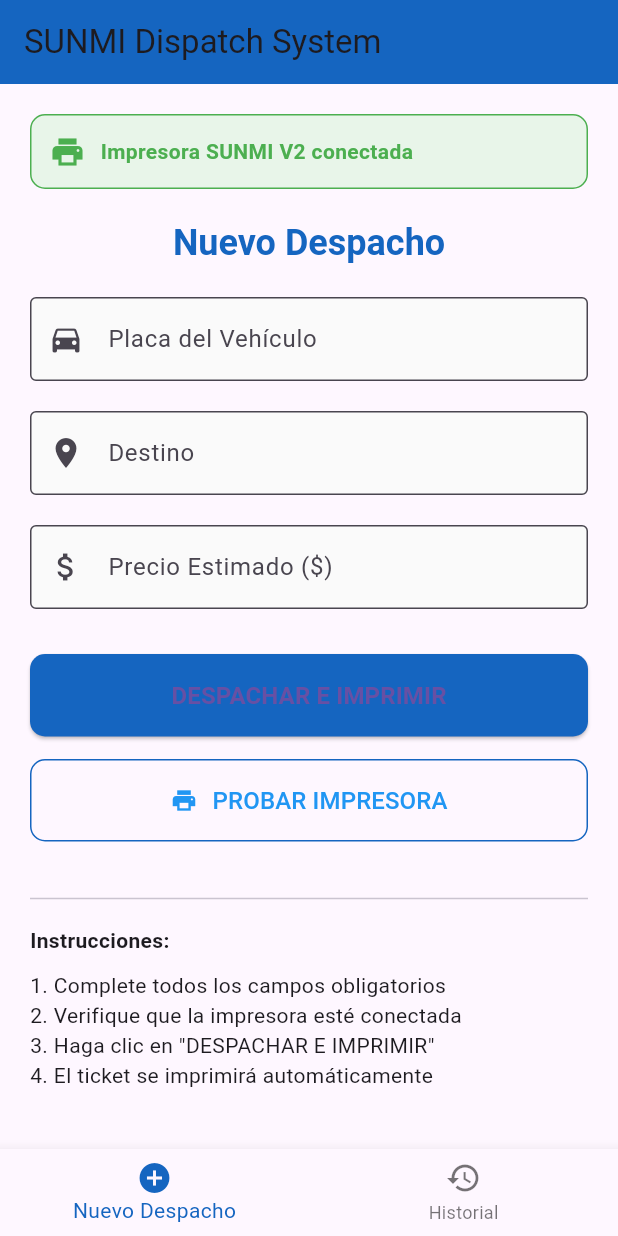
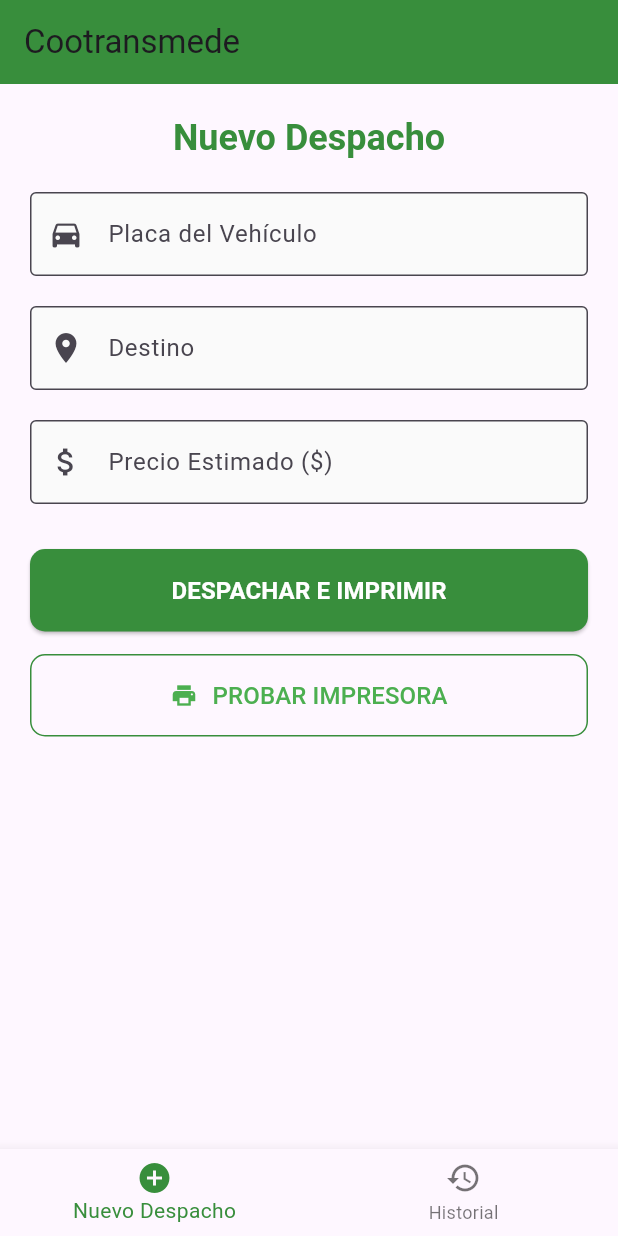
Before and after one commit to Jhoncampo/impresion-ticket, a Flutter app: the screen it shows after launch, on a phone screen of 412 x 824 dp. Run offline on Flutter 3.47's test engine with Material 3 defaults, Android fonts, the phone set to English and light mode, and no system bars; our stand-ins replace sqflite; missing offline and left inert: sunmi_printer_plus; accounts and stored records are empty.

Commit message:
Modificando estilos de impresión

```diff
--- a/lib/screens/dispatch_form_screen.dart
+++ b/lib/screens/dispatch_form_screen.dart
@@ -137,50 +137,50 @@
           crossAxisAlignment: CrossAxisAlignment.stretch,
           children: [
             // Estado de la impresora
-            Container(
-              padding: const EdgeInsets.all(12),
-              margin: const EdgeInsets.only(bottom: 20),
-              decoration: BoxDecoration(
-                color: _printerConnected ? Colors.green[50] : Colors.red[50],
-                borderRadius: BorderRadius.circular(10),
-                border: Border.all(
-                  color: _printerConnected ? Colors.green : Colors.red,
-                  width: 1,
-                ),
-              ),
-              child: Row(
-                children: [
-                  Icon(
-                    _printerConnected ? Icons.print : Icons.print_disabled,
-                    color: _printerConnected ? Colors.green : Colors.red,
-                  ),
-                  const SizedBox(width: 10),
-                  Expanded(
-                    child: Text(
-                      _printerConnected
-                          ? 'Impresora SUNMI V2 conectada'
-                          : 'Impresora no disponible',
-                      style: TextStyle(
-                        color: _printerConnected ? Colors.green : Colors.red,
-                        fontWeight: FontWeight.bold,
-                      ),
-                    ),
-                  ),
-                  if (!_printerConnected)
-                    TextButton(
-                      onPressed: _checkPrinterConnection,
-                      child: const Text('Reintentar'),
-                    ),
-                ],
-              ),
-            ),
+            // Container(
+            //   padding: const EdgeInsets.all(12),
+            //   margin: const EdgeInsets.only(bottom: 20),
+            //   decoration: BoxDecoration(
+            //     color: _printerConnected ? Colors.green[50] : Colors.red[50],
+            //     borderRadius: BorderRadius.circular(10),
+            //     border: Border.all(
+            //       color: _printerConnected ? Colors.green : Colors.red,
+            //       width: 1,
+            //     ),
+            //   ),
+            //   child: Row(
+            //     children: [
+            //       Icon(
+            //         _printerConnected ? Icons.print : Icons.print_disabled,
+            //         color: _printerConnected ? Colors.green : Colors.red,
+            //       ),
+            //       const SizedBox(width: 10),
+            //       Expanded(
+            //         child: Text(
+            //           _printerConnected
+            //               ? 'Impresora SUNMI V2 conectada'
+            //               : 'Impresora no disponible',
+            //           style: TextStyle(
+            //             color: _printerConnected ? Colors.green : Colors.red,
+            //             fontWeight: FontWeight.bold,
+            //           ),
+            //         ),
+            //       ),
+            //       if (!_printerConnected)
+            //         TextButton(
+            //           onPressed: _checkPrinterConnection,
+            //           child: const Text('Reintentar'),
+            //         ),
+            //     ],
+            //   ),
+            // ),
 
             // Título
             Text(
               'Nuevo Despacho',
               style: Theme.of(context).textTheme.headlineSmall?.copyWith(
                     fontWeight: FontWeight.bold,
-                    color: Colors.blue[800],
+                    color: Colors.green[700],
                   ),
               textAlign: TextAlign.center,
             ),
@@ -256,7 +256,7 @@
             ElevatedButton(
               onPressed: _isLoading ? null : _submitDispatch,
               style: ElevatedButton.styleFrom(
-                backgroundColor: Colors.blue[800],
+                backgroundColor: Colors.green[700],
                 padding: const EdgeInsets.symmetric(vertical: 16),
                 shape: RoundedRectangleBorder(
                   borderRadius: BorderRadius.circular(10),
@@ -276,6 +276,7 @@
                       style: TextStyle(
                         fontSize: 16,
                         fontWeight: FontWeight.bold,
+                        color: Colors.white
                       ),
                     ),
             ),
@@ -286,7 +287,7 @@
               onPressed: _testPrinter,
               style: OutlinedButton.styleFrom(
                 padding: const EdgeInsets.symmetric(vertical: 16),
-                side: BorderSide(color: Colors.blue[800]!),
+                side: BorderSide(color: Colors.green[700]!),
                 shape: RoundedRectangleBorder(
                   borderRadius: BorderRadius.circular(10),
                 ),
@@ -294,13 +295,13 @@
               child: const Row(
                 mainAxisAlignment: MainAxisAlignment.center,
                 children: [
-                  Icon(Icons.print, color: Colors.blue),
+                  Icon(Icons.print, color: Colors.green),
                   SizedBox(width: 10),
                   Text(
                     'PROBAR IMPRESORA',
                     style: TextStyle(
                       fontSize: 16,
-                      color: Colors.blue,
+                      color: Colors.green,
                     ),
                   ),
                 ],
@@ -308,23 +309,23 @@
             ),
 
             // Información adicional
-            const SizedBox(height: 30),
-            const Divider(),
-            const SizedBox(height: 10),
-            const Text(
-              'Instrucciones:',
-              style: TextStyle(fontWeight: FontWeight.bold),
-            ),
-            const SizedBox(height: 10),
-            const Column(
-              crossAxisAlignment: CrossAxisAlignment.start,
-              children: [
-                Text('1. Complete todos los campos obligatorios'),
-                Text('2. Verifique que la impresora esté conectada'),
-                Text('3. Haga clic en "DESPACHAR E IMPRIMIR"'),
-                Text('4. El ticket se imprimirá automáticamente'),
-              ],
-            ),
+            // const SizedBox(height: 30),
+            // const Divider(),
+            // const SizedBox(height: 10),
+            // const Text(
+            //   'Instrucciones:',
+            //   style: TextStyle(fontWeight: FontWeight.bold),
+            // ),
+            // const SizedBox(height: 10),
+            // const Column(
+            //   crossAxisAlignment: CrossAxisAlignment.start,
+            //   children: [
+            //     Text('1. Complete todos los campos obligatorios'),
+            //     Text('2. Verifique que la impresora esté conectada'),
+            //     Text('3. Haga clic en "DESPACHAR E IMPRIMIR"'),
+            //     Text('4. El ticket se imprimirá automáticamente'),
+            //   ],
+            // ),
           ],
         ),
       ),
--- a/lib/screens/home_screen.dart
+++ b/lib/screens/home_screen.dart
@@ -27,8 +27,8 @@
   Widget build(BuildContext context) {
     return Scaffold(
       appBar: AppBar(
-        title: const Text('SUNMI Dispatch System'),
-        backgroundColor: Colors.blue[800],
+        title: const Text('Cootransmede'),
+        backgroundColor: Colors.green[700],
       ),
       body: _widgetOptions.elementAt(_selectedIndex),
       bottomNavigationBar: BottomNavigationBar(
@@ -43,7 +43,7 @@
           ),
         ],
         currentIndex: _selectedIndex,
-        selectedItemColor: Colors.blue[800],
+        selectedItemColor: Colors.green[700],
         onTap: _onItemTapped,
       ),
     );
--- a/lib/services/printer_service.dart
+++ b/lib/services/printer_service.dart
@@ -35,8 +35,9 @@
       await _printCenter('========================\n\n');
 
       // ---- BODY ----
+      await _printLeft('ORIGEN: Terminal del Norte\n');
+      await _printLeft('DESTINO: ${dispatch.destination}\n');
       await _printLeft('PLACA: ${dispatch.plate}\n');
-      await _printLeft('DESTINO: ${dispatch.destination}\n');
       await _printLeft(
           'PRECIO ESTIMADO: \$${dispatch.estimatedPrice.toStringAsFixed(2)}\n');
       await _printLeft('FECHA: ${_formatDate(dispatch.dispatchDate)}\n');
@@ -48,15 +49,28 @@
       await _printCenter('Gracias por su preferencia\n');
       await _printCenter('Despacho registrado exitosamente\n\n');
 
+
       // ---- QR ----
       await SunmiPrinter.printQRCode(
-        'DESPACHO|${dispatch.plate}|${dispatch.dispatchDate.millisecondsSinceEpoch}',
+        '6042659692',
         style: SunmiQrcodeStyle(align: SunmiPrintAlign.CENTER)
       );
 
       await SunmiPrinter.lineWrap(3);
       //await SunmiPrinter.cut();
       //await SunmiPrinter.endTransactionPrint();
+      await _printCenter(' \n\n');
+
+      await _printCenter(
+        'COOTRANSMEDE\n',
+        bold: true,
+
+
+      );
+       await _printCenter(' \n\n');
+      await _printCenter(' \n\n');
+      await SunmiPrinter.lineWrap(3);
+
     } catch (e) {
       throw Exception('❌ Error al imprimir despacho: $e');
     }
```
